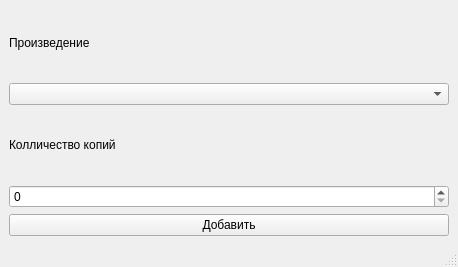
Above: 5 term/DB/ZilbermanPublisher/Views/HelpView/batchesview.ui from relsa228/CPP-university-projects before the change. Below: the same form after it.
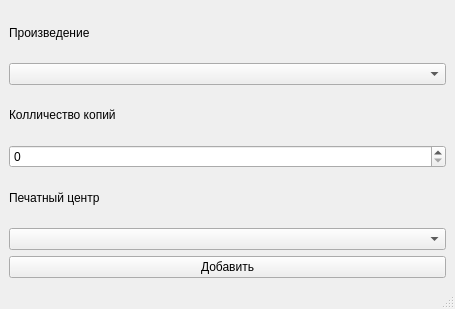
That is the form after the change.

```diff
--- a/5 term/DB/ZilbermanPublisher/Views/HelpView/batchesview.ui
+++ b/5 term/DB/ZilbermanPublisher/Views/HelpView/batchesview.ui
@@ -6,8 +6,8 @@
    <rect>
     <x>0</x>
     <y>0</y>
-    <width>458</width>
-    <height>267</height>
+    <width>455</width>
+    <height>309</height>
    </rect>
   </property>
   <property name="windowTitle">
@@ -38,7 +38,17 @@
        <widget class="QSpinBox" name="spinBox"/>
       </item>
       <item>
-       <widget class="QPushButton" name="pushButton">
+       <widget class="QLabel" name="label_3">
+        <property name="text">
+         <string>Печатный центр</string>
+        </property>
+       </widget>
+      </item>
+      <item>
+       <widget class="QComboBox" name="print_box"/>
+      </item>
+      <item>
+       <widget class="QPushButton" name="add_batch">
         <property name="text">
          <string>Добавить</string>
         </property>
```
Left out of the diff: 6 changed lines with no effect on the pictures.
